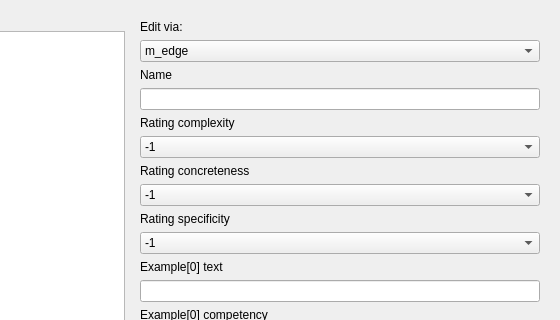
First picture: the form in Projects/ProjectBrainweaver/qtpvdbtestedgeitemdialog.ui, repository richelbilderbeek/ProjectRichelBilderbeek, before the edit; both pictures show x 304 to 864 and y 0 to 320 of the 864 by 597 pixel window.
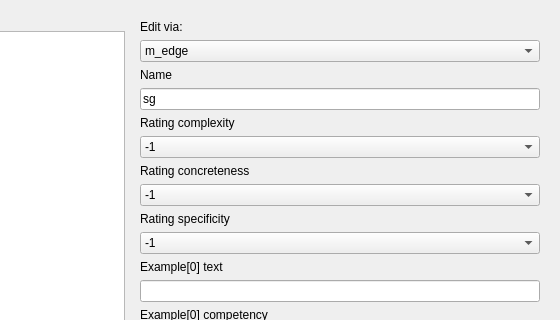
Second picture: the form after the edit. Icons and pictures are not drawn. Custom widgets are drawn as their Qt base class.

Diff of the .ui file:
```diff
--- a/Projects/ProjectBrainweaver/qtpvdbtestedgeitemdialog.ui
+++ b/Projects/ProjectBrainweaver/qtpvdbtestedgeitemdialog.ui
@@ -57,7 +57,11 @@
        </widget>
       </item>
       <item>
-       <widget class="QLineEdit" name="edit_name"/>
+       <widget class="QLineEdit" name="edit_name">
+        <property name="text">
+         <string>sg</string>
+        </property>
+       </widget>
       </item>
       <item>
        <widget class="QLabel" name="label_5">
```
Left out of the diff: 4 changed lines with no effect on the pictures.
